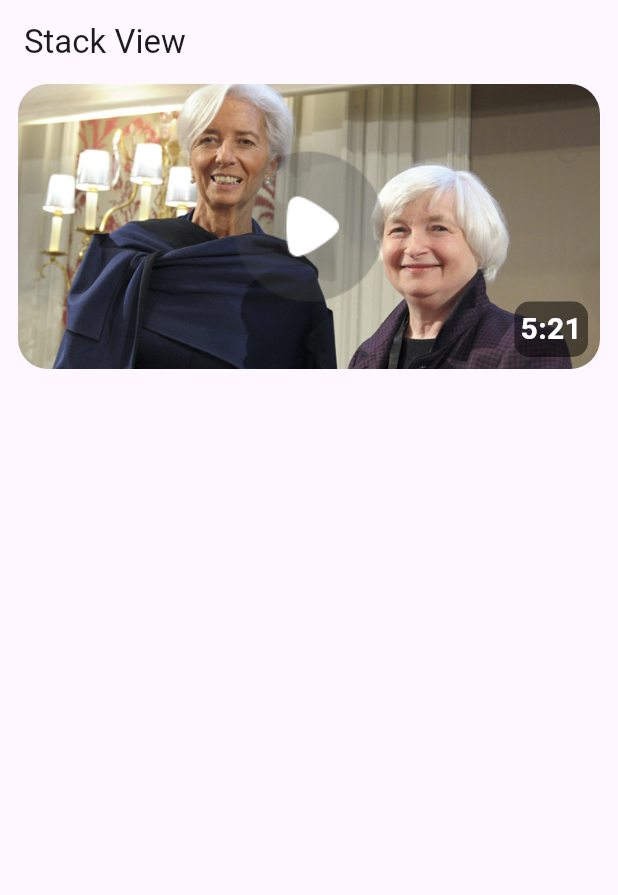
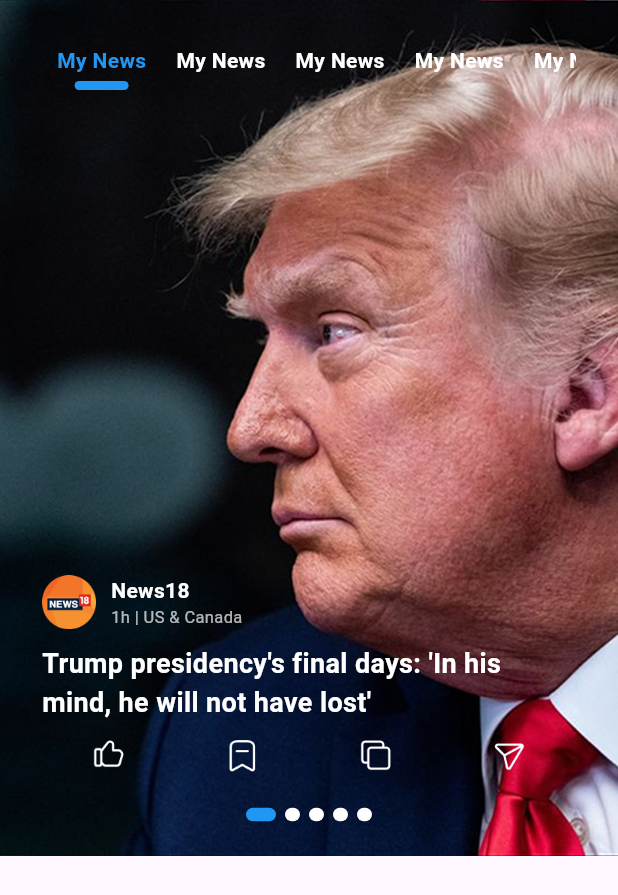
Before and after one commit to MuhammadAliKust/Aqsa_Noor_Project, a Flutter app: the screen it shows after launch, on a phone screen of 412 x 824 dp. Shown: the top 895 px of the screen. Run offline on Flutter 3.47's test engine with Material 3 defaults, Android fonts, the phone set to English and light mode, and no system bars; our stand-ins replace flutter_slidable, google_fonts, google_maps_flutter, smooth_page_indicator, string_validator.

Commit message:
Stack Done

```diff
--- /dev/null
+++ b/lib/list.dart
@@ -0,0 +1,14 @@
+void main() {
+  List<int> myList = [];
+
+  print(myList);
+  myList.add(1);
+  myList.add(2);
+  myList.add(3);
+  print(myList);
+  myList.remove(1);
+  print(myList);
+  print(myList.contains(1));
+  // myList.clear();
+  // print(myList);
+}
--- a/lib/stack_view.dart
+++ b/lib/stack_view.dart
@@ -1,56 +1,189 @@
 import 'package:flutter/material.dart';
 
-class StackView extends StatelessWidget {
+class StackView extends StatefulWidget {
   const StackView({super.key});
+
+  @override
+  State<StackView> createState() => _StackViewState();
+}
+
+class _StackViewState extends State<StackView> {
+  int selectedIndex = 0;
+  int selectedDotIndex = 0;
 
   @override
   Widget build(BuildContext context) {
     return Scaffold(
-      appBar: AppBar(
-        title: Text("Stack View"),
+      body: Stack(
+        children: [
+          Image.asset('assets/images/dt.png'),
+          Padding(
+            padding: const EdgeInsets.symmetric(horizontal: 28.0, vertical: 30),
+            child: Container(
+              height: 60,
+              child: ListView.builder(
+                  itemCount: 5,
+                  scrollDirection: Axis.horizontal,
+                  itemBuilder: (context, i) {
+                    return InkWell(
+                      onTap: () {
+                        selectedIndex = i;
+                        setState(() {});
+                      },
+                      child: Padding(
+                        padding: const EdgeInsets.symmetric(horizontal: 10.0),
+                        child: Column(
+                          children: [
+                            Text(
+                              "My News",
+                              style: TextStyle(
+                                  color: selectedIndex == i
+                                      ? Colors.blue
+                                      : Colors.white,
+                                  fontSize: 14,
+                                  fontWeight: FontWeight.bold),
                             ),
-      body: Padding(
-        padding: const EdgeInsets.symmetric(horizontal: 12.0),
-        child: Stack(
-          children: [
-            ClipRRect(
-              borderRadius: BorderRadius.circular(20),
-              child: Image.asset('assets/images/video_bg.png',
-                  height: 190,
-                  fit: BoxFit.cover,
-                  width: MediaQuery.of(context).size.width),
+                            SizedBox(
+                              height: 4,
                             ),
-            Positioned.fill(
-              child: Image.asset(
-                'assets/images/play_icon.png',
+                            if (selectedIndex == i)
+                              Container(
+                                width: 36,
+                                height: 6,
+                                decoration: BoxDecoration(
+                                    color: Colors.blue,
+                                    borderRadius: BorderRadius.circular(20)),
+                              )
+                          ],
+                        ),
+                      ),
+                    );
+                  }),
             ),
           ),
           Positioned.fill(
             child: Align(
-                alignment: Alignment.bottomRight,
+              alignment: Alignment.bottomCenter,
               child: Padding(
-                  padding: const EdgeInsets.all(8.0),
-                  child: Container(
-                    decoration: BoxDecoration(
-                        color: Colors.black.withOpacity(0.5),
-                        borderRadius: BorderRadius.circular(10)),
-                    child: Padding(
-                      padding: const EdgeInsets.all(4.0),
-                      child: Text(
-                        "5:21",
+                padding: const EdgeInsets.symmetric(horizontal: 28.0),
+                child: Column(
+                  mainAxisSize: MainAxisSize.min,
+                  crossAxisAlignment: CrossAxisAlignment.center,
+                  children: [
+                    Row(
+                      children: [
+                        Image.asset(
+                          'assets/images/3.png',
+                          height: 36,
+                          width: 36,
+                        ),
+                        SizedBox(
+                          width: 10,
+                        ),
+                        Column(
+                          crossAxisAlignment: CrossAxisAlignment.start,
+                          children: [
+                            Text(
+                              "News18",
                               style: TextStyle(
-                            fontSize: 20,
-                            fontWeight: FontWeight.bold,
+                                  color: Colors.white,
+                                  fontSize: 14,
+                                  fontWeight: FontWeight.w600),
+                            ),
+                            Text(
+                              "1h | US & Canada",
+                              style: TextStyle(
+                                  fontSize: 11,
+                                  color: Colors.white.withOpacity(0.7)),
+                            ),
+                          ],
+                        )
+                      ],
+                    ),
+                    SizedBox(
+                      height: 10,
+                    ),
+                    Text(
+                      "Trump presidency's final days: 'In his mind, he will not have lost'",
+                      style: TextStyle(
+                          fontSize: 18,
+                          fontWeight: FontWeight.w600,
                           color: Colors.white),
                     ),
+                    SizedBox(
+                      height: 10,
                     ),
+                    Row(
+                      mainAxisAlignment: MainAxisAlignment.spaceAround,
+                      children: [
+                        Image.asset(
+                          'assets/images/like.png',
+                          height: 24,
+                          color: Colors.white,
+                          width: 24,
+                        ),
+                        Image.asset(
+                          'assets/images/bookmark.png',
+                          height: 24,
+                          color: Colors.white,
+                          width: 24,
+                        ),
+                        Image.asset(
+                          'assets/images/copy.png',
+                          height: 24,
+                          color: Colors.white,
+                          width: 24,
+                        ),
+                        Image.asset(
+                          'assets/images/send.png',
+                          height: 24,
+                          color: Colors.white,
+                          width: 24,
+                        ),
+                      ],
+                    ),
+                    SizedBox(
+                      height: 20,
+                    ),
+                    Container(
+                      height: 15,
+                      child: ListView.builder(
+                          itemCount: 5,
+                          shrinkWrap: true,
+                          scrollDirection: Axis.horizontal,
+                          itemBuilder: (context, i) {
+                            return Center(
+                              child: Padding(
+                                padding: const EdgeInsets.all(3.0),
+                                child: InkWell(
+                                  onTap: () {
+                                    selectedDotIndex = i;
+                                    setState(() {});
+                                  },
+                                  child: Container(
+                                    height: 10,
+                                    width: selectedDotIndex == i ? 20 : 10,
+                                    decoration: BoxDecoration(
+                                        borderRadius: BorderRadius.circular(20),
+                                        color: selectedDotIndex == i
+                                            ? Colors.blue
+                                            : Colors.white),
+                                  ),
+                                ),
+                              ),
+                            );
+                          }),
+                    ),
+                    SizedBox(
+                      height: 20,
+                    ),
+                  ],
                 ),
               ),
             ),
           )
         ],
       ),
-      ),
     );
   }
 }
```
Also changed, not shown: assets/images/dt.png (added). Lines whose indentation alone changed are shown as unchanged.
